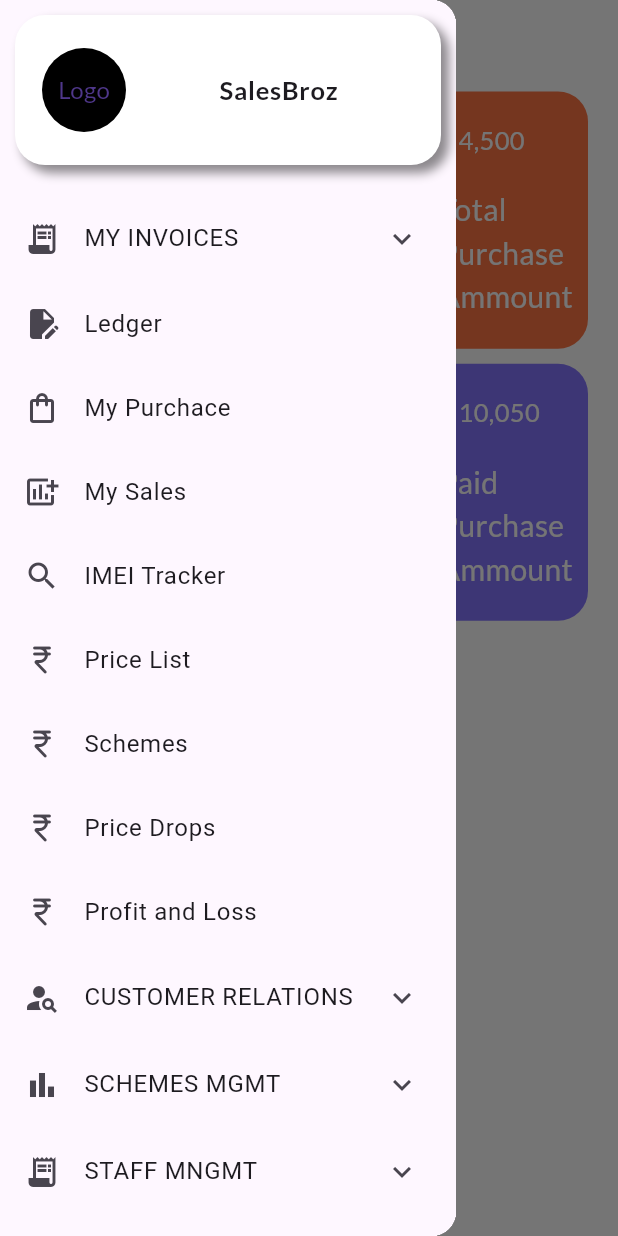
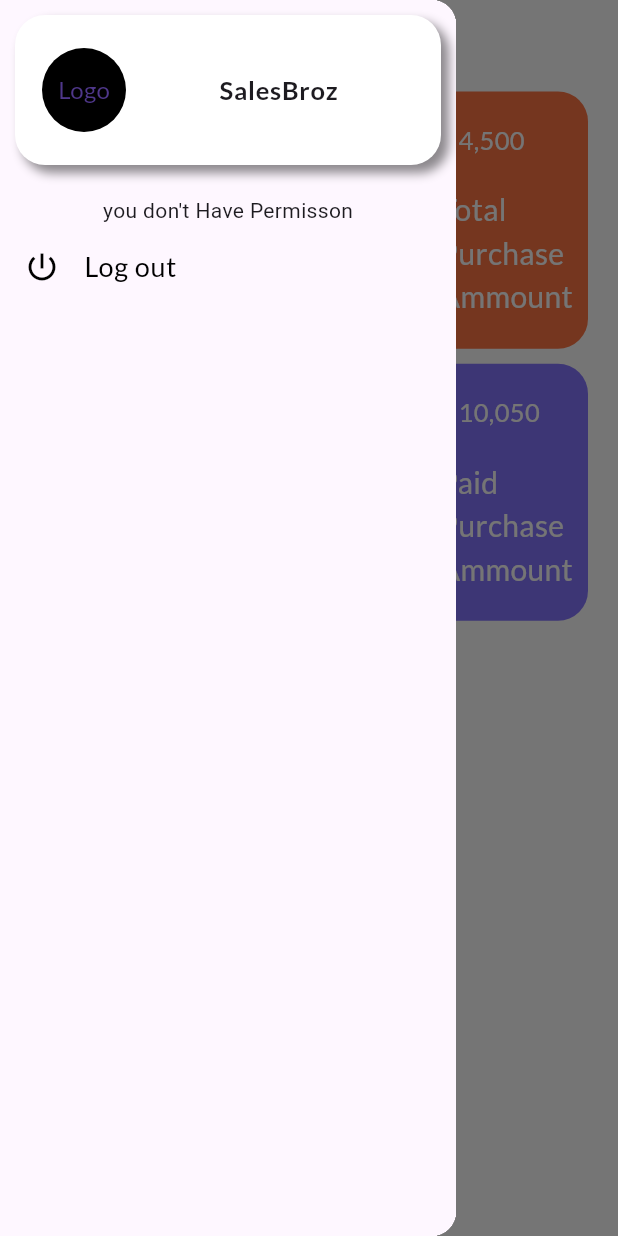
Before and after one commit to kashi1230/salesBrozz, a Flutter app: the MainView screen opened directly, with the side drawer open, on a phone screen of 412 x 824 dp. Run offline on Flutter 3.47's test engine with Material 3 defaults, Android fonts, the phone set to English and light mode, and no system bars; our stand-ins replace device_preview, fl_chart, google_fonts; missing offline and left inert: data_table_plus.

Commit message:
Update side_nav.dart

```diff
--- a/lib/view/side_nav.dart
+++ b/lib/view/side_nav.dart
@@ -1,3 +1,5 @@
+import 'package:salesbrozz/test.dart';
+
 import '../imports.dart';
 import '../widgets/text/textbuilder.dart';
 import 'init_screen/splash.dart';
@@ -11,8 +13,9 @@
   _SideNavState createState() => _SideNavState();
 }
 class _SideNavState extends State<SideNav> {
-  Widget getScreen(permission){
-    if(permission == "sales"){
+
+  Widget getScreen(){
+    if(widget.permission == "sales"){
       return  SingleChildScrollView(
         physics: BouncingScrollPhysics(),
         child: Column(children: [
@@ -263,7 +266,7 @@
           ),
         ]),
       );
-    }else if(permission == "purchase"){
+    }else if(widget.permission == "purchase"){
       return  SingleChildScrollView(
         physics: BouncingScrollPhysics(),
         child: Column(children: [
@@ -396,7 +399,8 @@
         ]),
       );
     }
-    return  SingleChildScrollView(
+    else if (widget.permission == "Both") {
+      SingleChildScrollView(
         physics: BouncingScrollPhysics(),
         child: Column(children: [
           ExpansionTile(
@@ -481,7 +485,6 @@
                   MaterialPageRoute(
                       builder: (_) => MainView(initRoute: 6)),
                       (route) => false);
-
             },
           ),
           ListTile(
@@ -602,7 +605,7 @@
                 },
               ),
               ListTile(
-              title: Text("Add your Schemes"),
+                title: Text("Add your Screens"),
                 onTap: () {
                   Navigator.pop(context);
                   Navigator.pushAndRemoveUntil(
@@ -670,7 +673,7 @@
                   Navigator.pushAndRemoveUntil(
                       context,
                       MaterialPageRoute(
-                        builder: (_) => MainView(initRoute:21)),
+                          builder: (_) => MainView(initRoute: 21)),
                           (route) => false);
                 },
               ),
@@ -689,6 +692,8 @@
           ),
         ]),
       );
+    }
+    return Container(child: Text("you don't Have Permisson"),);
   }
   Widget Listtile({required String title,ontap}){
     return ListTile(
@@ -740,7 +745,7 @@
                 ),
               ),
               const SizedBox(height: 10.0),
-              getScreen(""),
+              getScreen(),
               ListTile(
                 onTap: () {
                   Navigator.pushAndRemoveUntil(
```
Lines whose indentation alone changed are shown as unchanged.
